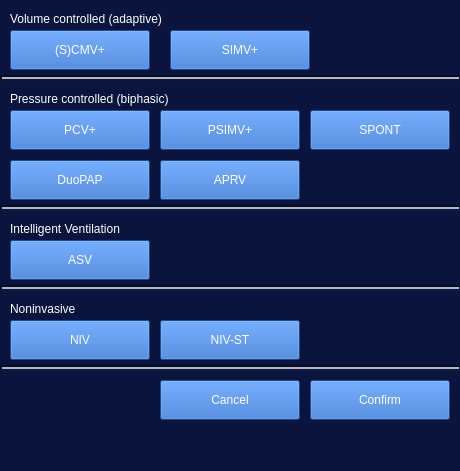
This is modes.ui in ParanoidAndroid-42/Ventilator_GUI as Qt 5 draws it before an edit. The edited form follows.
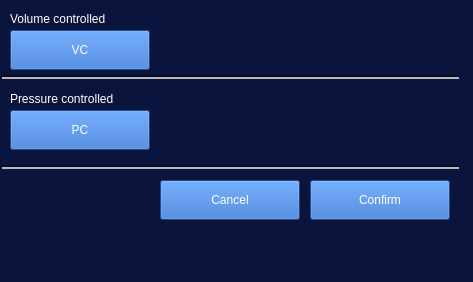
This is the edited form.

Commit message: Simplified to VC and PC modes

```diff
--- a/modes.ui
+++ b/modes.ui
@@ -6,8 +6,8 @@
    <rect>
     <x>0</x>
     <y>0</y>
-    <width>460</width>
-    <height>471</height>
+    <width>473</width>
+    <height>282</height>
    </rect>
   </property>
   <property name="windowTitle">
@@ -21,7 +21,7 @@
     <property name="geometry">
      <rect>
       <x>310</x>
-      <y>380</y>
+      <y>180</y>
       <width>140</width>
       <height>40</height>
      </rect>
@@ -53,7 +53,7 @@
     <property name="geometry">
      <rect>
       <x>160</x>
-      <y>380</y>
+      <y>180</y>
       <width>140</width>
       <height>40</height>
      </rect>
@@ -81,7 +81,7 @@
      <bool>false</bool>
     </property>
    </widget>
-   <widget class="QPushButton" name="CMV">
+   <widget class="QPushButton" name="VC">
     <property name="geometry">
      <rect>
       <x>10</x>
@@ -91,11 +91,16 @@
      </rect>
     </property>
     <property name="styleSheet">
-     <string notr="true">color: rgb(255, 255, 255);
-background-color: rgb(39, 104, 200);</string>
+     <string notr="true">QPushButton#VC {
+	color: rgb(255, 255, 255);
+	background-color: rgb(39, 104, 200);
+}
+QPushButton#VC:checked{
+    background-color: rgb(144, 179, 245);     	
+}</string>
     </property>
     <property name="text">
-     <string>(S)CMV+</string>
+     <string>VC</string>
     </property>
     <property name="checkable">
      <bool>true</bool>
@@ -129,45 +134,10 @@
      <string notr="true">color: rgb(255, 255, 255);</string>
     </property>
     <property name="text">
-     <string>Volume controlled (adaptive)</string>
+     <string>Volume controlled</string>
     </property>
    </widget>
-   <widget class="QPushButton" name="SIMV">
-    <property name="geometry">
-     <rect>
-      <x>170</x>
-      <y>30</y>
-      <width>140</width>
-      <height>40</height>
-     </rect>
-    </property>
-    <property name="styleSheet">
-     <string notr="true">color: rgb(255, 255, 255);
-background-color: rgb(39, 104, 200);</string>
-    </property>
-    <property name="text">
-     <string>SIMV+</string>
-    </property>
-    <property name="checkable">
-     <bool>true</bool>
-    </property>
-    <property name="checked">
-     <bool>false</bool>
-    </property>
-    <property name="autoExclusive">
-     <bool>true</bool>
-    </property>
-    <property name="autoDefault">
-     <bool>false</bool>
-    </property>
-    <property name="default">
-     <bool>false</bool>
-    </property>
-    <property name="flat">
-     <bool>false</bool>
-    </property>
-   </widget>
-   <widget class="QPushButton" name="PCV">
+   <widget class="QPushButton" name="PC">
     <property name="geometry">
      <rect>
       <x>10</x>
@@ -177,11 +147,16 @@
      </rect>
     </property>
     <property name="styleSheet">
-     <string notr="true">color: rgb(255, 255, 255);
-background-color: rgb(39, 104, 200);</string>
+     <string notr="true">QPushButton#PC {
+	color: rgb(255, 255, 255);
+	background-color: rgb(39, 104, 200);
+}
+QPushButton#PC:checked{
+    background-color: rgb(144, 179, 245);     	
+}</string>
     </property>
     <property name="text">
-     <string>PCV+</string>
+     <string>PC</string>
     </property>
     <property name="checkable">
      <bool>true</bool>
@@ -215,319 +190,14 @@
      <string notr="true">color: rgb(255, 255, 255);</string>
     </property>
     <property name="text">
-     <string>Pressure controlled (biphasic)</string>
-    </property>
-   </widget>
-   <widget class="QPushButton" name="PSIMV">
-    <property name="geometry">
-     <rect>
-      <x>160</x>
-      <y>110</y>
-      <width>140</width>
-      <height>40</height>
-     </rect>
-    </property>
-    <property name="styleSheet">
-     <string notr="true">color: rgb(255, 255, 255);
-background-color: rgb(39, 104, 200);</string>
-    </property>
-    <property name="text">
-     <string>PSIMV+</string>
-    </property>
-    <property name="checkable">
-     <bool>true</bool>
-    </property>
-    <property name="checked">
-     <bool>false</bool>
-    </property>
-    <property name="autoExclusive">
-     <bool>true</bool>
-    </property>
-    <property name="autoDefault">
-     <bool>false</bool>
-    </property>
-    <property name="default">
-     <bool>false</bool>
-    </property>
-    <property name="flat">
-     <bool>false</bool>
-    </property>
-   </widget>
-   <widget class="QPushButton" name="SPONT">
-    <property name="geometry">
-     <rect>
-      <x>310</x>
-      <y>110</y>
-      <width>140</width>
-      <height>40</height>
-     </rect>
-    </property>
-    <property name="styleSheet">
-     <string notr="true">color: rgb(255, 255, 255);
-background-color: rgb(39, 104, 200);</string>
-    </property>
-    <property name="text">
-     <string>SPONT</string>
-    </property>
-    <property name="checkable">
-     <bool>true</bool>
-    </property>
-    <property name="checked">
-     <bool>false</bool>
-    </property>
-    <property name="autoExclusive">
-     <bool>true</bool>
-    </property>
-    <property name="autoDefault">
-     <bool>false</bool>
-    </property>
-    <property name="default">
-     <bool>false</bool>
-    </property>
-    <property name="flat">
-     <bool>false</bool>
-    </property>
-   </widget>
-   <widget class="QPushButton" name="DuoPAP">
-    <property name="geometry">
-     <rect>
-      <x>10</x>
-      <y>160</y>
-      <width>140</width>
-      <height>40</height>
-     </rect>
-    </property>
-    <property name="styleSheet">
-     <string notr="true">color: rgb(255, 255, 255);
-background-color: rgb(39, 104, 200);</string>
-    </property>
-    <property name="text">
-     <string>DuoPAP</string>
-    </property>
-    <property name="checkable">
-     <bool>true</bool>
-    </property>
-    <property name="checked">
-     <bool>false</bool>
-    </property>
-    <property name="autoExclusive">
-     <bool>true</bool>
-    </property>
-    <property name="autoDefault">
-     <bool>false</bool>
-    </property>
-    <property name="default">
-     <bool>false</bool>
-    </property>
-    <property name="flat">
-     <bool>false</bool>
-    </property>
-   </widget>
-   <widget class="QPushButton" name="APRV">
-    <property name="geometry">
-     <rect>
-      <x>160</x>
-      <y>160</y>
-      <width>140</width>
-      <height>40</height>
-     </rect>
-    </property>
-    <property name="styleSheet">
-     <string notr="true">color: rgb(255, 255, 255);
-background-color: rgb(39, 104, 200);</string>
-    </property>
-    <property name="text">
-     <string>APRV</string>
-    </property>
-    <property name="checkable">
-     <bool>true</bool>
-    </property>
-    <property name="checked">
-     <bool>false</bool>
-    </property>
-    <property name="autoExclusive">
-     <bool>true</bool>
-    </property>
-    <property name="autoDefault">
-     <bool>false</bool>
-    </property>
-    <property name="default">
-     <bool>false</bool>
-    </property>
-    <property name="flat">
-     <bool>false</bool>
-    </property>
-   </widget>
-   <widget class="QLabel" name="label_3">
-    <property name="geometry">
-     <rect>
-      <x>10</x>
-      <y>220</y>
-      <width>511</width>
-      <height>17</height>
-     </rect>
-    </property>
-    <property name="styleSheet">
-     <string notr="true">color: rgb(255, 255, 255);</string>
-    </property>
-    <property name="text">
-     <string>Intelligent Ventilation</string>
-    </property>
-   </widget>
-   <widget class="QPushButton" name="ASV">
-    <property name="geometry">
-     <rect>
-      <x>10</x>
-      <y>240</y>
-      <width>140</width>
-      <height>40</height>
-     </rect>
-    </property>
-    <property name="styleSheet">
-     <string notr="true">color: rgb(255, 255, 255);
-background-color: rgb(39, 104, 200);</string>
-    </property>
-    <property name="text">
-     <string>ASV</string>
-    </property>
-    <property name="checkable">
-     <bool>true</bool>
-    </property>
-    <property name="checked">
-     <bool>false</bool>
-    </property>
-    <property name="autoExclusive">
-     <bool>true</bool>
-    </property>
-    <property name="autoDefault">
-     <bool>false</bool>
-    </property>
-    <property name="default">
-     <bool>false</bool>
-    </property>
-    <property name="flat">
-     <bool>false</bool>
-    </property>
-   </widget>
-   <widget class="QLabel" name="label_4">
-    <property name="geometry">
-     <rect>
-      <x>10</x>
-      <y>300</y>
-      <width>511</width>
-      <height>17</height>
-     </rect>
-    </property>
-    <property name="styleSheet">
-     <string notr="true">color: rgb(255, 255, 255);</string>
-    </property>
-    <property name="text">
-     <string>Noninvasive</string>
-    </property>
-   </widget>
-   <widget class="QPushButton" name="NIV">
-    <property name="geometry">
-     <rect>
-      <x>10</x>
-      <y>320</y>
-      <width>140</width>
-      <height>40</height>
-     </rect>
-    </property>
-    <property name="styleSheet">
-     <string notr="true">color: rgb(255, 255, 255);
-background-color: rgb(39, 104, 200);</string>
-    </property>
-    <property name="text">
-     <string>NIV</string>
-    </property>
-    <property name="checkable">
-     <bool>true</bool>
-    </property>
-    <property name="checked">
-     <bool>false</bool>
-    </property>
-    <property name="autoExclusive">
-     <bool>true</bool>
-    </property>
-    <property name="autoDefault">
-     <bool>false</bool>
-    </property>
-    <property name="default">
-     <bool>false</bool>
-    </property>
-    <property name="flat">
-     <bool>false</bool>
-    </property>
-   </widget>
-   <widget class="QPushButton" name="NIVST">
-    <property name="geometry">
-     <rect>
-      <x>160</x>
-      <y>320</y>
-      <width>140</width>
-      <height>40</height>
-     </rect>
-    </property>
-    <property name="styleSheet">
-     <string notr="true">color: rgb(255, 255, 255);
-background-color: rgb(39, 104, 200);</string>
-    </property>
-    <property name="text">
-     <string>NIV-ST</string>
-    </property>
-    <property name="checkable">
-     <bool>true</bool>
-    </property>
-    <property name="checked">
-     <bool>false</bool>
-    </property>
-    <property name="autoExclusive">
-     <bool>true</bool>
-    </property>
-    <property name="autoDefault">
-     <bool>false</bool>
-    </property>
-    <property name="default">
-     <bool>false</bool>
-    </property>
-    <property name="flat">
-     <bool>false</bool>
-    </property>
-   </widget>
-   <widget class="Line" name="line_4">
-    <property name="geometry">
-     <rect>
-      <x>0</x>
-      <y>280</y>
-      <width>461</width>
-      <height>16</height>
-     </rect>
-    </property>
-    <property name="autoFillBackground">
-     <bool>false</bool>
-    </property>
-    <property name="styleSheet">
-     <string notr="true">border-color: rgb(255, 255, 255);</string>
-    </property>
-    <property name="frameShadow">
-     <enum>QFrame::Sunken</enum>
-    </property>
-    <property name="lineWidth">
-     <number>2</number>
-    </property>
-    <property name="midLineWidth">
-     <number>2</number>
-    </property>
-    <property name="orientation">
-     <enum>Qt::Horizontal</enum>
+     <string>Pressure controlled</string>
     </property>
    </widget>
    <widget class="Line" name="line_5">
     <property name="geometry">
      <rect>
       <x>0</x>
-      <y>200</y>
+      <y>160</y>
       <width>461</width>
       <height>16</height>
      </rect>
@@ -579,41 +249,13 @@
      <enum>Qt::Horizontal</enum>
     </property>
    </widget>
-   <widget class="Line" name="line_7">
-    <property name="geometry">
-     <rect>
-      <x>0</x>
-      <y>360</y>
-      <width>461</width>
-      <height>16</height>
-     </rect>
-    </property>
-    <property name="autoFillBackground">
-     <bool>false</bool>
-    </property>
-    <property name="styleSheet">
-     <string notr="true">border-color: rgb(255, 255, 255);</string>
-    </property>
-    <property name="frameShadow">
-     <enum>QFrame::Sunken</enum>
-    </property>
-    <property name="lineWidth">
-     <number>2</number>
-    </property>
-    <property name="midLineWidth">
-     <number>2</number>
-    </property>
-    <property name="orientation">
-     <enum>Qt::Horizontal</enum>
-    </property>
-   </widget>
   </widget>
   <widget class="QMenuBar" name="menubar">
    <property name="geometry">
     <rect>
      <x>0</x>
      <y>0</y>
-     <width>460</width>
+     <width>473</width>
      <height>22</height>
     </rect>
    </property>
```
The commit also changes 3 other files.
